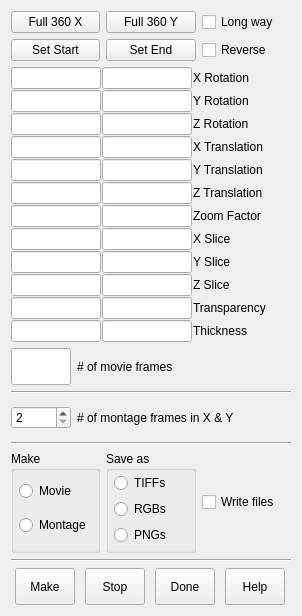
Qt form 3dmod/formv_movie.ui (LabShare-Archive/IMOD) before a commit.
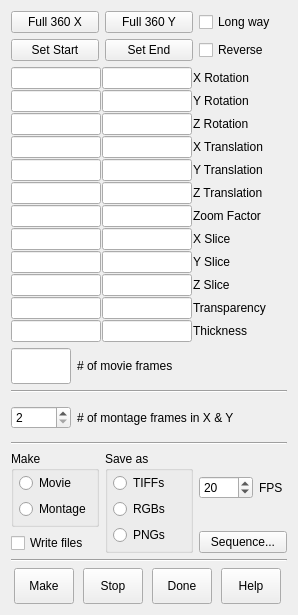
The same form after that commit.

Commit message: New FPS spinner and Sequence button

The edit to the form file:
```diff
--- a/3dmod/formv_movie.ui
+++ b/3dmod/formv_movie.ui
@@ -1,12 +1,12 @@
 <ui version="4.0" >
  <class>imodvMovieForm</class>
- <widget class="QWidget" name="imodvMovieForm" >
-  <property name="geometry" >
+ <widget class="QWidget" name="imodvMovieForm">
+  <property name="geometry">
    <rect>
     <x>0</x>
     <y>0</y>
-    <width>302</width>
-    <height>616</height>
+    <width>298</width>
+    <height>615</height>
    </rect>
   </property>
   <property name="focusPolicy" >
@@ -15,12 +15,12 @@
   <property name="windowTitle" >
    <string>3dmodv Movies</string>
   </property>
-  <layout class="QVBoxLayout" name="verticalLayout_3" >
+  <layout class="QVBoxLayout" name="verticalLayout_5">
    <item>
-    <layout class="QGridLayout" >
-     <item row="1" column="2" >
-      <widget class="QCheckBox" name="reverseBox" >
-       <property name="focusPolicy" >
+    <layout class="QGridLayout">
+     <item row="1" column="2">
+      <widget class="QCheckBox" name="reverseBox">
+       <property name="focusPolicy">
         <enum>Qt::NoFocus</enum>
        </property>
        <property name="toolTip" >
@@ -99,8 +99,8 @@
     </layout>
    </item>
    <item>
-    <layout class="QGridLayout" >
-     <property name="spacing" >
+    <layout class="QGridLayout">
+     <property name="spacing">
       <number>1</number>
      </property>
      <item row="6" column="1" >
@@ -718,8 +718,8 @@
     </layout>
    </item>
    <item>
-    <layout class="QHBoxLayout" >
-     <property name="spacing" >
+    <layout class="QHBoxLayout">
+     <property name="spacing">
       <number>6</number>
      </property>
      <property name="margin" >
@@ -776,8 +776,8 @@
     </layout>
    </item>
    <item>
-    <widget class="Line" name="Line1_2" >
-     <property name="frameShape" >
+    <widget class="Line" name="Line1_2">
+     <property name="frameShape">
       <enum>QFrame::HLine</enum>
      </property>
      <property name="frameShadow" >
@@ -786,7 +786,7 @@
     </widget>
    </item>
    <item>
-    <layout class="QHBoxLayout" >
+    <layout class="QHBoxLayout">
      <item>
       <widget class="QSpinBox" name="montageFramesBox" >
        <property name="sizePolicy" >
@@ -828,8 +828,8 @@
     </layout>
    </item>
    <item>
-    <widget class="Line" name="Line1" >
-     <property name="frameShape" >
+    <widget class="Line" name="Line1">
+     <property name="frameShape">
       <enum>QFrame::HLine</enum>
      </property>
      <property name="frameShadow" >
@@ -838,57 +838,74 @@
     </widget>
    </item>
    <item>
-    <layout class="QHBoxLayout" name="horizontalLayout" >
+    <layout class="QHBoxLayout" name="horizontalLayout_2">
      <item>
-      <widget class="QGroupBox" name="groupBox" >
-       <property name="title" >
-        <string>Make</string>
-       </property>
-       <layout class="QVBoxLayout" name="verticalLayout" >
-        <property name="leftMargin" >
-         <number>5</number>
-        </property>
-        <property name="topMargin" >
-         <number>2</number>
-        </property>
-        <property name="rightMargin" >
-         <number>5</number>
-        </property>
-        <property name="bottomMargin" >
-         <number>5</number>
-        </property>
-        <item>
-         <widget class="QRadioButton" name="movieRadioButton" >
-          <property name="focusPolicy" >
-           <enum>Qt::NoFocus</enum>
+      <layout class="QVBoxLayout" name="verticalLayout_3">
+       <item>
+        <widget class="QGroupBox" name="groupBox">
+         <property name="title">
+          <string>Make</string>
+         </property>
+         <layout class="QVBoxLayout" name="verticalLayout">
+          <property name="leftMargin">
+           <number>5</number>
           </property>
-          <property name="toolTip" >
-           <string>Make a movie of frames from starting to ending position</string>
+          <property name="topMargin">
+           <number>2</number>
           </property>
-          <property name="text" >
-           <string>Movie</string>
+          <property name="rightMargin">
+           <number>5</number>
           </property>
-         </widget>
-        </item>
-        <item>
-         <widget class="QRadioButton" name="montageRadioButton" >
-          <property name="focusPolicy" >
-           <enum>Qt::NoFocus</enum>
+          <property name="bottomMargin">
+           <number>5</number>
           </property>
-          <property name="toolTip" >
-           <string>Make a montage of adjacent zoomed-up frames</string>
-          </property>
-          <property name="text" >
-           <string>Montage</string>
-          </property>
-         </widget>
-        </item>
-       </layout>
-      </widget>
+          <item>
+           <widget class="QRadioButton" name="movieRadioButton">
+            <property name="focusPolicy">
+             <enum>Qt::NoFocus</enum>
+            </property>
+            <property name="toolTip">
+             <string>Make a movie of frames from starting to ending position</string>
+            </property>
+            <property name="text">
+             <string>Movie</string>
+            </property>
+           </widget>
+          </item>
+          <item>
+           <widget class="QRadioButton" name="montageRadioButton">
+            <property name="focusPolicy">
+             <enum>Qt::NoFocus</enum>
+            </property>
+            <property name="toolTip">
+             <string>Make a montage of adjacent zoomed-up frames</string>
+            </property>
+            <property name="text">
+             <string>Montage</string>
+            </property>
+           </widget>
+          </item>
+         </layout>
+        </widget>
+       </item>
+       <item>
+        <widget class="QCheckBox" name="writeBox">
+         <property name="focusPolicy">
+          <enum>Qt::NoFocus</enum>
+         </property>
+         <property name="toolTip">
+          <string>Turn this on to save frames to files</string>
+         </property>
+         <property name="text">
+          <string>Write files</string>
+         </property>
+        </widget>
+       </item>
+      </layout>
      </item>
      <item>
-      <widget class="QGroupBox" name="groupBox_2" >
-       <property name="title" >
+      <widget class="QGroupBox" name="groupBox_2">
+       <property name="title">
         <string>Save as</string>
        </property>
        <layout class="QVBoxLayout" name="verticalLayout_2" >
@@ -947,23 +964,60 @@
       </widget>
      </item>
      <item>
-      <widget class="QCheckBox" name="writeBox" >
-       <property name="focusPolicy" >
-        <enum>Qt::NoFocus</enum>
-       </property>
-       <property name="toolTip" >
-        <string>Turn this on to save frames to files</string>
-       </property>
-       <property name="text" >
-        <string>Write files</string>
-       </property>
-      </widget>
+      <layout class="QVBoxLayout" name="verticalLayout_4">
+       <item>
+        <layout class="QHBoxLayout" name="horizontalLayout">
+         <item>
+          <widget class="QSpinBox" name="fpsSpinBox">
+           <property name="focusPolicy">
+            <enum>Qt::ClickFocus</enum>
+           </property>
+           <property name="toolTip">
+            <string>Set display rate when NOT writing files</string>
+           </property>
+           <property name="minimum">
+            <number>1</number>
+           </property>
+           <property name="maximum">
+            <number>1000</number>
+           </property>
+           <property name="singleStep">
+            <number>5</number>
+           </property>
+           <property name="value">
+            <number>20</number>
+           </property>
+          </widget>
+         </item>
+         <item>
+          <widget class="QLabel" name="fpsLabel">
+           <property name="text">
+            <string>FPS</string>
+           </property>
+          </widget>
+         </item>
+        </layout>
+       </item>
+       <item>
+        <widget class="QPushButton" name="sequenceButton">
+         <property name="focusPolicy">
+          <enum>Qt::NoFocus</enum>
+         </property>
+         <property name="toolTip">
+          <string>Open dialog to store/run sequence of movies</string>
+         </property>
+         <property name="text">
+          <string>Sequence...</string>
+         </property>
+        </widget>
+       </item>
+      </layout>
      </item>
     </layout>
    </item>
    <item>
-    <widget class="Line" name="Line1_3" >
-     <property name="frameShape" >
+    <widget class="Line" name="Line1_3">
+     <property name="frameShape">
       <enum>QFrame::HLine</enum>
      </property>
      <property name="frameShadow" >
@@ -972,8 +1026,8 @@
     </widget>
    </item>
    <item>
-    <layout class="QHBoxLayout" >
-     <property name="spacing" >
+    <layout class="QHBoxLayout">
+     <property name="spacing">
       <number>6</number>
      </property>
      <property name="margin" >
@@ -1083,7 +1137,7 @@
    </item>
   </layout>
  </widget>
- <layoutdefault spacing="6" margin="11" />
+ <layoutdefault spacing="6" margin="11"/>
  <resources/>
  <connections>
   <connection>
```
Left out of the diff: 765 changed lines with no effect on the pictures. The commit also changes 2 other files.
